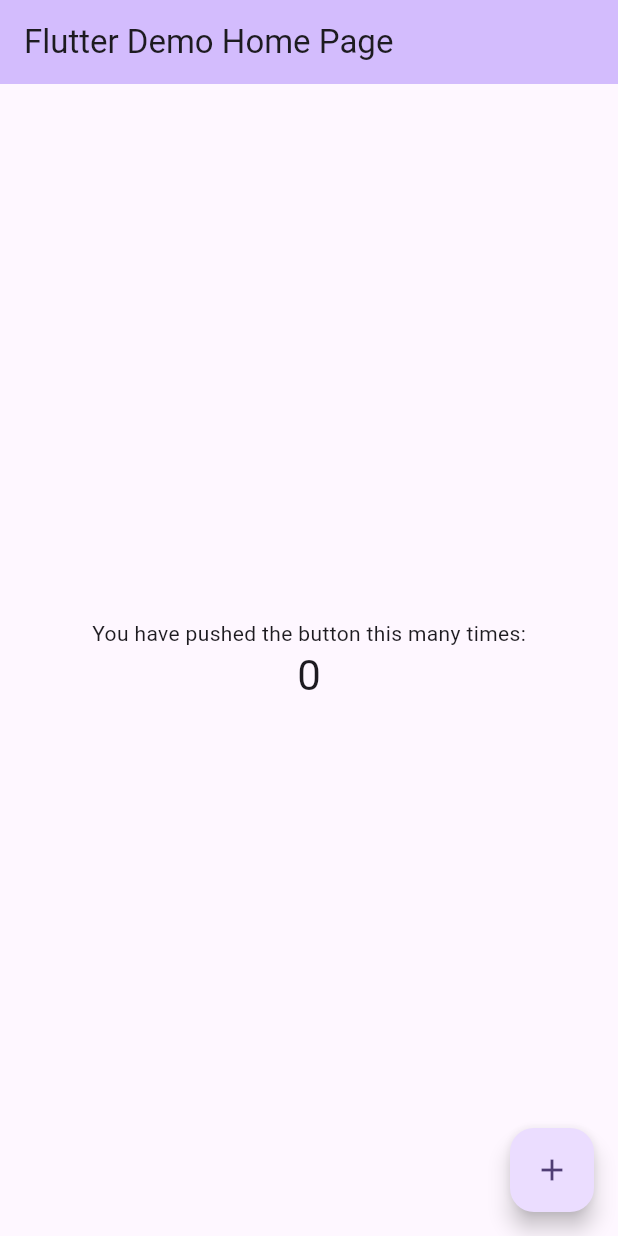
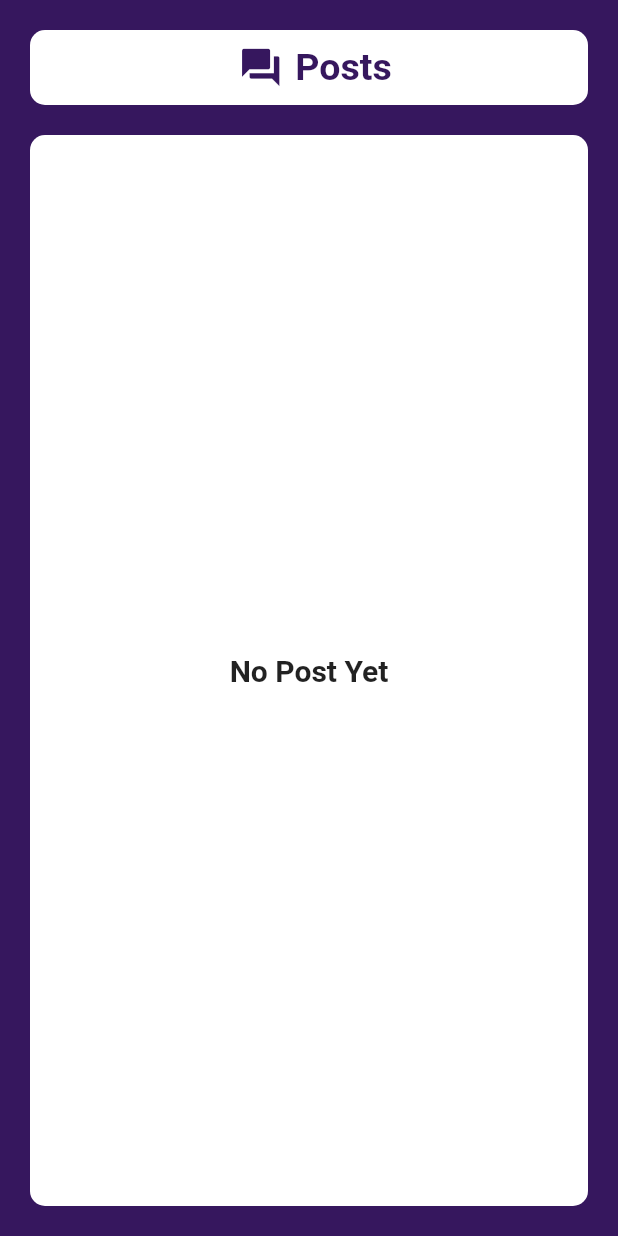
Before and after one commit to margallostephen/API-Request, a Flutter app: the screen it shows after launch, on a phone screen of 412 x 824 dp. Run offline on Flutter 3.47's test engine with Material 2 defaults, Android fonts, the phone set to English and light mode, and no system bars; network calls fail.

Commit message:
Add post list screen

```diff
--- a/lib/main.dart
+++ b/lib/main.dart
@@ -1,4 +1,5 @@
 import 'package:flutter/material.dart';
+import '../screens/home.dart';
 
 void main() {
   runApp(const MyApp());
@@ -11,115 +12,11 @@ class MyApp extends StatelessWidget {
   @override
   Widget build(BuildContext context) {
     return MaterialApp(
-      title: 'Flutter Demo',
-      theme: ThemeData(
-        // This is the theme of your application.
-        //
-        // TRY THIS: Try running your application with "flutter run". You'll see
-        // the application has a blue toolbar. Then, without quitting the app,
-        // try changing the seedColor in the colorScheme below to Colors.green
-        // and then invoke "hot reload" (save your changes or press the "hot
-        // reload" button in a Flutter-supported IDE, or press "r" if you used
-        // the command line to start the app).
-        //
-        // Notice that the counter didn't reset back to zero; the application
-        // state is not lost during the reload. To reset the state, use hot
-        // restart instead.
-        //
-        // This works for code too, not just values: Most code changes can be
-        // tested with just a hot reload.
-        colorScheme: ColorScheme.fromSeed(seedColor: Colors.deepPurple),
-        useMaterial3: true,
-      ),
-      home: const MyHomePage(title: 'Flutter Demo Home Page'),
+      debugShowCheckedModeBanner: false,
+      initialRoute: '/',
+      routes: {
+        '/': (context) => const Home(),
+      },
     );
   }
 }
-
-class MyHomePage extends StatefulWidget {
-  const MyHomePage({super.key, required this.title});
-
-  // This widget is the home page of your application. It is stateful, meaning
-  // that it has a State object (defined below) that contains fields that affect
-  // how it looks.
-
-  // This class is the configuration for the state. It holds the values (in this
-  // case the title) provided by the parent (in this case the App widget) and
-  // used by the build method of the State. Fields in a Widget subclass are
-  // always marked "final".
-
-  final String title;
-
-  @override
-  State<MyHomePage> createState() => _MyHomePageState();
-}
-
-class _MyHomePageState extends State<MyHomePage> {
-  int _counter = 0;
-
-  void _incrementCounter() {
-    setState(() {
-      // This call to setState tells the Flutter framework that something has
-      // changed in this State, which causes it to rerun the build method below
-      // so that the display can reflect the updated values. If we changed
-      // _counter without calling setState(), then the build method would not be
-      // called again, and so nothing would appear to happen.
-      _counter++;
-    });
-  }
-
-  @override
-  Widget build(BuildContext context) {
-    // This method is rerun every time setState is called, for instance as done
-    // by the _incrementCounter method above.
-    //
-    // The Flutter framework has been optimized to make rerunning build methods
-    // fast, so that you can just rebuild anything that needs updating rather
-    // than having to individually change instances of widgets.
-    return Scaffold(
-      appBar: AppBar(
-        // TRY THIS: Try changing the color here to a specific color (to
-        // Colors.amber, perhaps?) and trigger a hot reload to see the AppBar
-        // change color while the other colors stay the same.
-        backgroundColor: Theme.of(context).colorScheme.inversePrimary,
-        // Here we take the value from the MyHomePage object that was created by
-        // the App.build method, and use it to set our appbar title.
-        title: Text(widget.title),
-      ),
-      body: Center(
-        // Center is a layout widget. It takes a single child and positions it
-        // in the middle of the parent.
-        child: Column(
-          // Column is also a layout widget. It takes a list of children and
-          // arranges them vertically. By default, it sizes itself to fit its
-          // children horizontally, and tries to be as tall as its parent.
-          //
-          // Column has various properties to control how it sizes itself and
-          // how it positions its children. Here we use mainAxisAlignment to
-          // center the children vertically; the main axis here is the vertical
-          // axis because Columns are vertical (the cross axis would be
-          // horizontal).
-          //
-          // TRY THIS: Invoke "debug painting" (choose the "Toggle Debug Paint"
-          // action in the IDE, or press "p" in the console), to see the
-          // wireframe for each widget.
-          mainAxisAlignment: MainAxisAlignment.center,
-          children: <Widget>[
-            const Text(
-              'You have pushed the button this many times:',
-            ),
-            Text(
-              '$_counter',
-              style: Theme.of(context).textTheme.headlineMedium,
-            ),
-          ],
-        ),
-      ),
-      floatingActionButton: FloatingActionButton(
-        onPressed: _incrementCounter,
-        tooltip: 'Increment',
-        child: const Icon(Icons.add),
-      ), // This trailing comma makes auto-formatting nicer for build methods.
-    );
-  }
-}
--- /dev/null
+++ b/lib/screens/home.dart
@@ -0,0 +1,133 @@
+import 'package:flutter/material.dart';
+import 'package:http/http.dart' as http;
+import 'dart:convert';
+import '../components/app_bar.dart';
+
+class Home extends StatefulWidget {
+  const Home({super.key});
+
+  @override
+  State<Home> createState() => _HomeState();
+}
+
+class _HomeState extends State<Home> {
+  List<dynamic> _posts = [];
+
+  @override
+  void initState() {
+    super.initState();
+    fetchData();
+  }
+
+  Future<void> fetchData() async {
+    final response = await http.get(Uri.parse('http://localhost:3000/posts'));
+    if (response.statusCode == 200) {
+      setState(() {
+        _posts = jsonDecode(response.body);
+      });
+    }
+  }
+
+  // delete post
+  Future<void> deletePost(int id) async {
+    final response =
+        await http.delete(Uri.parse('http://localhost:3000/posts/$id'));
+    if (response.statusCode == 200) {
+      fetchData();
+    }
+  }
+
+  @override
+  Widget build(BuildContext context) {
+    return Scaffold(
+      backgroundColor: const Color.fromARGB(255, 54, 23, 94),
+      body: Padding(
+        padding: const EdgeInsets.all(20),
+        child: Column(
+          children: [
+            CustomAppBar(
+              title: 'Posts',
+              icon: Icons.forum,
+            ),
+            Expanded(
+              child: Container(
+                  width: double.infinity,
+                  margin: const EdgeInsets.only(
+                    top: 20,
+                  ),
+                  padding: const EdgeInsets.all(10),
+                  decoration: const BoxDecoration(
+                    color: Colors.white,
+                    borderRadius: BorderRadius.all(
+                      Radius.circular(10),
+                    ),
+                  ),
+                  child: _posts.isEmpty
+                      ? const Center(
+                          child: Text(
+                            'No Post Yet',
+                            style: TextStyle(
+                              fontSize: 20,
+                              fontWeight: FontWeight.bold,
+                            ),
+                          ),
+                        )
+                      : ListView.builder(
+                          itemCount: _posts.length,
+                          itemBuilder: (context, index) {
+                            final post = _posts[index];
+                            return Dismissible(
+                              direction: DismissDirection.startToEnd,
+                              key: Key(post['id'].toString()),
+                              onDismissed: (_) {
+                                deletePost(post['id']);
+                              },
+                              background: Container(
+                                margin: const EdgeInsets.fromLTRB(
+                                  5,
+                                  5,
+                                  5,
+                                  10,
+                                ),
+                                decoration: BoxDecoration(
+                                  borderRadius: BorderRadius.circular(5),
+                                  color: Colors.red,
+                                ),
+                                alignment: Alignment.centerLeft,
+                                child: const Padding(
+                                  padding: EdgeInsets.only(left: 20),
+                                  child: Icon(
+                                    Icons.delete,
+                                    color: Colors.white,
+                                  ),
+                                ),
+                              ),
+                              child: Card(
+                                margin: const EdgeInsets.fromLTRB(
+                                  5,
+                                  5,
+                                  5,
+                                  10,
+                                ),
+                                elevation: 10,
+                                shadowColor: Colors.black,
+                                child: ListTile(
+                                  title: Text(
+                                    post['title'],
+                                    style: const TextStyle(
+                                      fontWeight: FontWeight.bold,
+                                    ),
+                                  ),
+                                  subtitle: Text(post['body']),
+                                ),
+                              ),
+                            );
+                          },
+                        )),
+            )
+          ],
+        ),
+      ),
+    );
+  }
+}
```
